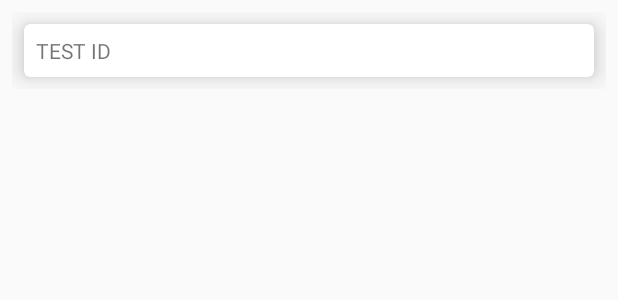
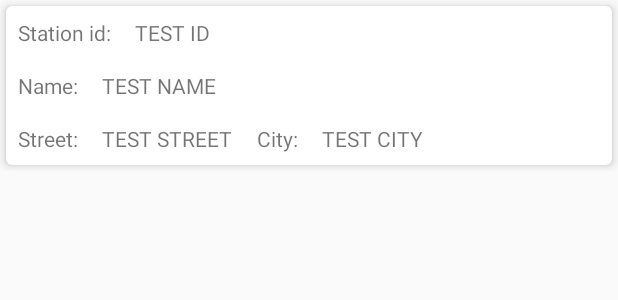
Before and after one commit to robertbuda/Stacje-Pomiarowe-Powietrza-PL, an Android app: the layout item_station.xml on its own in the app's theme, with its tools: preview values and no code run, on a phone screen of 412 x 824 dp. Shown: the top 300 px of the screen. Run offline under Robolectric (Android 15) with nearby library versions, the phone set to English and light mode, and no system bars; network calls fail.

Commit message:
Room DataBase + Embedded City.class

```diff
--- a/app/src/main/java/com/rb/stacjepomiarowepowietrzapl/Station.java
+++ b/app/src/main/java/com/rb/stacjepomiarowepowietrzapl/Station.java
@@ -2,9 +2,11 @@ package com.rb.stacjepomiarowepowietrzapl;
 
 
 import android.arch.persistence.room.ColumnInfo;
+import android.arch.persistence.room.Embedded;
 import android.arch.persistence.room.Entity;
 import android.arch.persistence.room.Ignore;
 import android.arch.persistence.room.PrimaryKey;
+
 
 @Entity
 public class Station {
@@ -21,7 +23,8 @@ public class Station {
     @ColumnInfo(name = "gegr_lon")
     private String gegrLon;
 
-    @Ignore
+
+    @Embedded
     private City city;
 
     @ColumnInfo(name = "address_street")
--- a/app/src/main/java/com/rb/stacjepomiarowepowietrzapl/StationDao.java
+++ b/app/src/main/java/com/rb/stacjepomiarowepowietrzapl/StationDao.java
@@ -14,7 +14,6 @@ public interface StationDao {
     @Query("SELECT * FROM station")
     List<Station> getAll();
 
-
     @Insert(onConflict = OnConflictStrategy.REPLACE)
     void insertStations(List<Station> station);
 
--- a/app/src/main/java/com/rb/stacjepomiarowepowietrzapl/StationData.java
+++ b/app/src/main/java/com/rb/stacjepomiarowepowietrzapl/StationData.java
@@ -12,7 +12,6 @@ public class StationData {
     @PrimaryKey
     public int id;
 
-
     @ColumnInfo(name = "station_name")
     public String stationName;
 
@@ -22,7 +21,6 @@ public class StationData {
     @ColumnInfo(name = "gegr_lon")
     public String gegrLon;
 
-
     @Ignore
     public CityData cityData = new CityData();
 
--- a/app/src/main/res/layout/item_station.xml
+++ b/app/src/main/res/layout/item_station.xml
@@ -2,20 +2,34 @@
 <LinearLayout xmlns:android="http://schemas.android.com/apk/res/android"
     android:orientation="vertical"
     android:layout_width="match_parent"
-    android:layout_height="wrap_content"
-    android:padding="8dp">
+    android:layout_height="wrap_content">
 
 
     <android.support.v7.widget.CardView
         xmlns:card_view="http://schemas.android.com/apk/res-auto"
         android:id="@+id/station_card_view"
         android:layout_gravity="center"
-        android:layout_margin="8dp"
+        android:layout_margin="4dp"
         android:layout_width="match_parent"
         android:layout_height="wrap_content"
         card_view:cardCornerRadius="4dp"
-        card_view:cardElevation="10dp"
+        card_view:cardElevation="4dp"
         >
+
+    <android.support.constraint.ConstraintLayout
+        android:layout_width="match_parent"
+        android:layout_height="wrap_content">
+
+
+        <TextView
+            android:id="@+id/station_id_text"
+            android:layout_width="wrap_content"
+            android:layout_height="wrap_content"
+            android:text="Station id:"
+            android:padding="8dp"
+            card_view:layout_constraintStart_toStartOf="parent"
+            card_view:layout_constraintTop_toTopOf="parent"
+            />
 
         <TextView
             android:id="@+id/station_id"
@@ -23,7 +37,74 @@
             android:layout_height="wrap_content"
             android:text="TEST ID"
             android:padding="8dp"
+            card_view:layout_constraintStart_toEndOf="@id/station_id_text"
+            card_view:layout_constraintTop_toTopOf="parent"
             />
+
+        <TextView
+            android:id="@+id/station_name_text"
+            android:layout_width="wrap_content"
+            android:layout_height="wrap_content"
+            android:text="Name:"
+            android:padding="8dp"
+            card_view:layout_constraintStart_toStartOf="parent"
+            card_view:layout_constraintTop_toBottomOf="@id/station_id_text"
+            />
+
+        <TextView
+            android:id="@+id/station_name"
+            android:layout_width="wrap_content"
+            android:layout_height="wrap_content"
+            android:text="TEST NAME"
+            android:padding="8dp"
+            card_view:layout_constraintStart_toEndOf="@id/station_name_text"
+            card_view:layout_constraintTop_toBottomOf="@id/station_id_text"
+            />
+
+        <TextView
+            android:id="@+id/station_street_text"
+            android:layout_width="wrap_content"
+            android:layout_height="wrap_content"
+            android:text="Street:"
+            android:padding="8dp"
+            card_view:layout_constraintStart_toStartOf="parent"
+            card_view:layout_constraintTop_toBottomOf="@id/station_name_text"
+            />
+
+        <TextView
+            android:id="@+id/station_street"
+            android:layout_width="wrap_content"
+            android:layout_height="wrap_content"
+            android:text="TEST STREET"
+            android:padding="8dp"
+            card_view:layout_constraintStart_toEndOf="@id/station_street_text"
+            card_view:layout_constraintTop_toBottomOf="@id/station_name_text"
+            />
+
+        <TextView
+            android:id="@+id/station_city_text"
+            android:layout_width="wrap_content"
+            android:layout_height="wrap_content"
+            android:text="City:"
+            android:padding="8dp"
+            card_view:layout_constraintStart_toEndOf="@id/station_street"
+            card_view:layout_constraintTop_toBottomOf="@id/station_name_text"
+            />
+
+        <TextView
+            android:id="@+id/station_city_name"
+            android:layout_width="wrap_content"
+            android:layout_height="wrap_content"
+            android:text="TEST CITY"
+            android:padding="8dp"
+            card_view:layout_constraintStart_toEndOf="@id/station_city_text"
+            card_view:layout_constraintTop_toBottomOf="@id/station_name_text"
+            />
+
+
+    </android.support.constraint.ConstraintLayout>
+
+
 
     </android.support.v7.widget.CardView>
 
```
Also changed, not shown: app/src/main/java/com/rb/stacjepomiarowepowietrzapl/City.java (+16 -5 lines), app/src/main/java/com/rb/stacjepomiarowepowietrzapl/StationAdapter.java (+26 -2 lines), app/src/main/java/com/rb/stacjepomiarowepowietrzapl/StationPresenter.java (+4 -5 lines).
